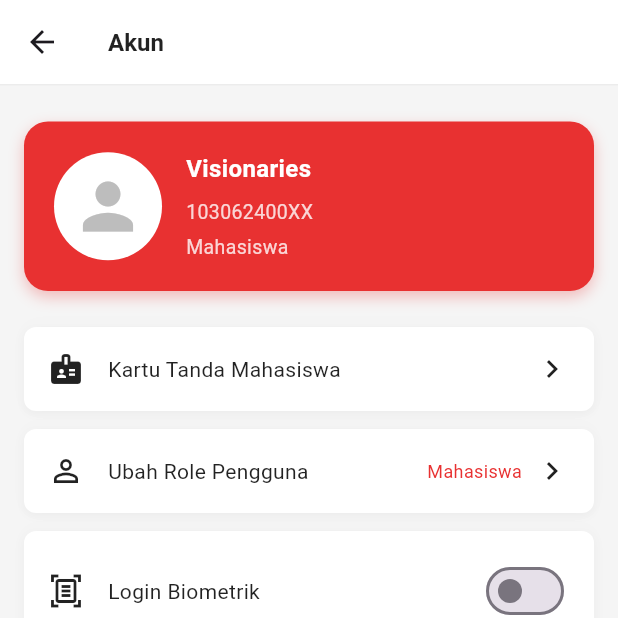
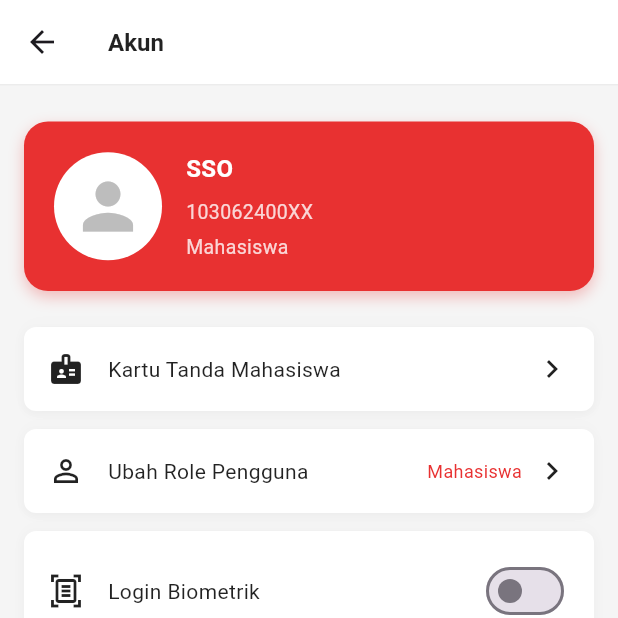
Before and after one commit to SulthanAndyno/lostnfound, a Flutter app: the AccountScreen screen opened directly, on a phone screen of 412 x 824 dp, the top half of it. Run offline on Flutter 3.47's test engine with Material 3 defaults, Android fonts, the phone set to English and light mode, and no system bars; our stand-ins replace image_picker.

Commit message:
update; user sso

```diff
--- a/lib/features/account/screens/account_screen.dart
+++ b/lib/features/account/screens/account_screen.dart
@@ -68,7 +68,7 @@ class _AccountScreenState extends State<AccountScreen> {
                     crossAxisAlignment: CrossAxisAlignment.start,
                     children: [
                       const Text(
-                        'Visionaries',
+                        'SSO',
                         style: TextStyle(
                           color: Colors.white,
                           fontWeight: FontWeight.bold,
--- a/lib/features/auth/screens/login_screen.dart
+++ b/lib/features/auth/screens/login_screen.dart
@@ -156,7 +156,7 @@ class _LoginScreenState extends State<LoginScreen> {
               TextField(
                 controller: _usernameController,
                 decoration: InputDecoration(
-                  hintText: 'Visionaries',
+                  hintText: 'SSO',
                   hintStyle: TextStyle(color: Colors.grey.shade400),
                   contentPadding: const EdgeInsets.symmetric(horizontal: 16, vertical: 16),
                   enabledBorder: OutlineInputBorder(
--- a/lib/features/home/screens/home_logged_in_screen.dart
+++ b/lib/features/home/screens/home_logged_in_screen.dart
@@ -61,7 +61,7 @@ class HomeLoggedInScreen extends StatelessWidget {
                           crossAxisAlignment: CrossAxisAlignment.start,
                           children: [
                             const Text(
-                              'Visionaries',
+                              'SSO',
                               style: TextStyle(
                                 color: Colors.white,
                                 fontSize: 16,
```
